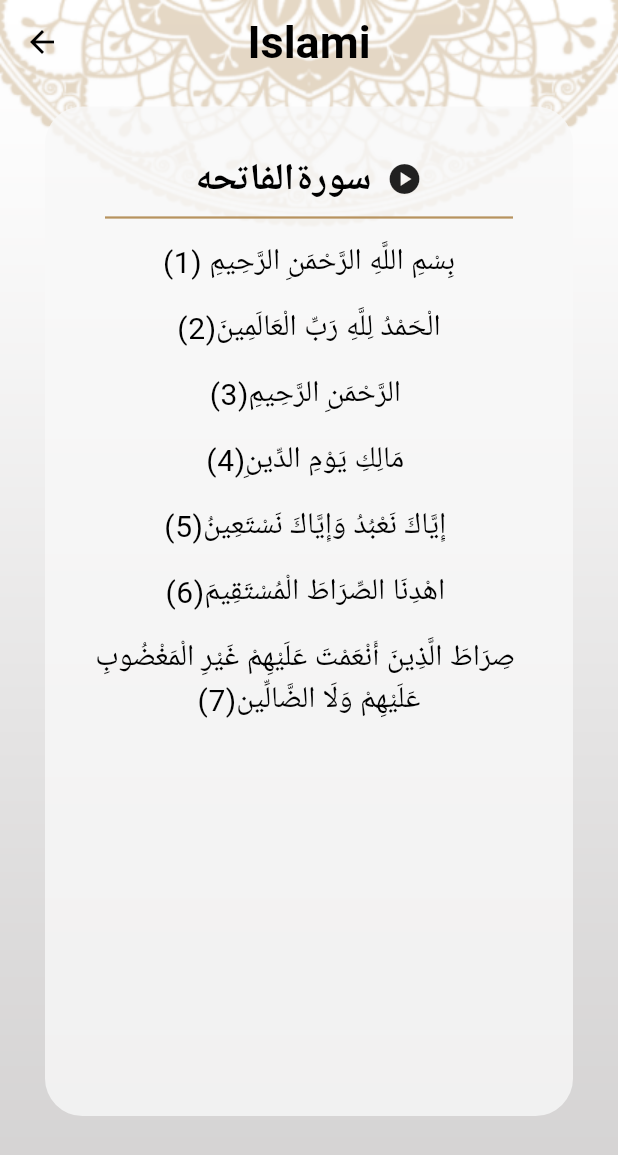
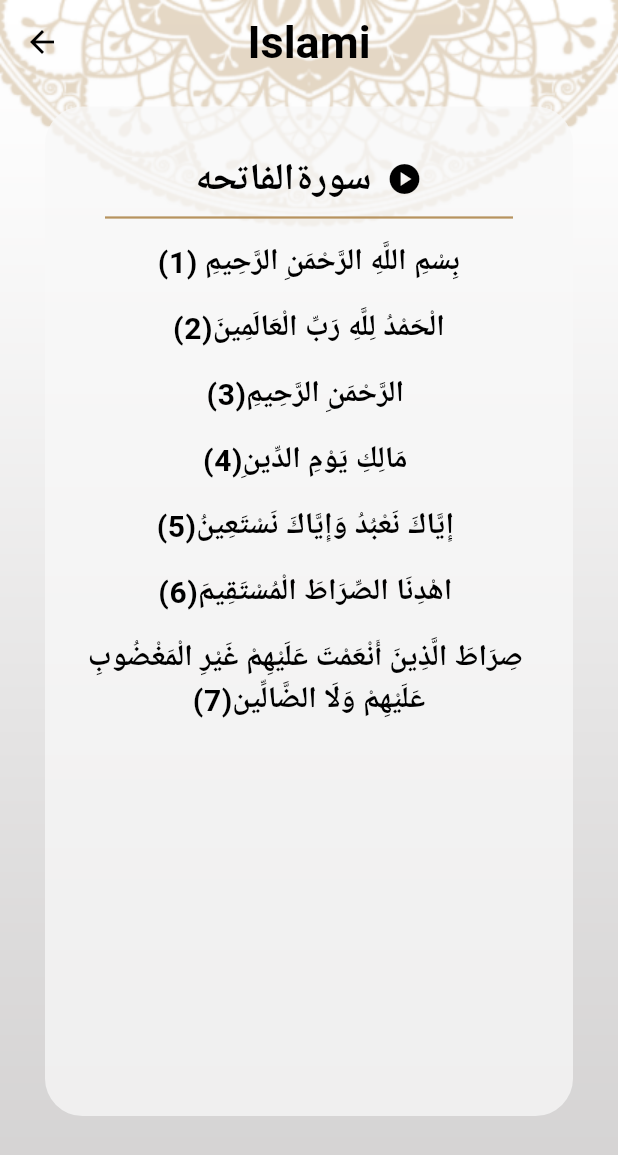
Before and after one commit to basmalahesham/islami_app, a Flutter app: the screen it shows after launch, after a tap on an icon or button, on a phone screen of 412 x 824 dp. Shown: the top 1155 px of the screen. Run offline on Flutter 3.47's test engine with Material 3 defaults, Android fonts, the phone set to English and light mode, and no system bars; our stand-ins replace assets_audio_player, audioplayers, shared_preferences; generated files the repository leaves out were written again; network calls fail.

Commit message:
finish ui and logic of sura_details_view.dart , suraName_widget.dart , verses_widget.dart and handle the theme and localization and access provider in it

```diff
--- a/lib/modules/quran/sura_details_view.dart
+++ b/lib/modules/quran/sura_details_view.dart
@@ -3,6 +3,10 @@ import 'package:flutter/services.dart';
 import 'package:islami_app/modules/quran/widgets/suraName_widget.dart';
 import 'package:islami_app/modules/quran/widgets/verses_widget.dart';
 import 'package:flutter_gen/gen_l10n/app_localizations.dart';
+import 'package:provider/provider.dart';
+
+import '../../provider/settings_provider.dart';
+
 class SuraDetailsView extends StatefulWidget {
   const SuraDetailsView({super.key});
 
@@ -18,22 +22,29 @@ class _SuraDetailsViewState extends State<SuraDetailsView> {
 
   @override
   Widget build(BuildContext context) {
+    var provider = Provider.of<SettingsProvider>(context);
     var theme = Theme.of(context);
     var args = ModalRoute.of(context)!.settings.arguments as SuraDetails;
     if (versContent.isEmpty) readFile(args.suraNumber);
     return Container(
-      decoration: const BoxDecoration(
+      decoration: BoxDecoration(
         image: DecorationImage(
-          image: AssetImage('assets/images/default_bg.png'),
+          image: AssetImage(
+            provider.getMainBackground(),
+          ),
           fit: BoxFit.fill,
         ),
       ),
       child: Scaffold(
         backgroundColor: Colors.transparent,
         appBar: AppBar(
-          title: Text(AppLocalizations.of(context)!.islami,),
+          title: Text(
+            AppLocalizations.of(context)!.islami,
+          ),
         ),
         body: Container(
+          width: MediaQuery.of(context).size.width,
+          height: MediaQuery.of(context).size.height,
           margin: const EdgeInsets.only(
             top: 15,
             bottom: 80,
@@ -43,10 +54,10 @@ class _SuraDetailsViewState extends State<SuraDetailsView> {
           padding: const EdgeInsets.only(
             top: 30,
           ),
-          width: MediaQuery.of(context).size.width,
-          height: MediaQuery.of(context).size.height,
           decoration: BoxDecoration(
-            color: const Color(0xFFF8F8F8).withOpacity(0.8),
+            color: provider.currentTheme != ThemeMode.dark
+                ? const Color(0xFFF8F8F8).withOpacity(0.75)
+                : const Color(0xFF141A2E).withOpacity(0.75),
             borderRadius: BorderRadius.circular(25),
           ),
           child: Column(
@@ -57,12 +68,21 @@ class _SuraDetailsViewState extends State<SuraDetailsView> {
                 children: [
                   Text(
                     'سورة${args.suraName}',
-                    style: theme.textTheme.bodyMedium,
+                    style: theme.textTheme.bodyMedium!.copyWith(
+                      color: provider.currentTheme != ThemeMode.dark
+                          ? Colors.black
+                          : theme.canvasColor,
+                    ),
                   ),
                   const SizedBox(
                     width: 10,
                   ),
-                  const Icon(Icons.play_circle),
+                  Icon(
+                    Icons.play_circle,
+                    color: provider.currentTheme != ThemeMode.dark
+                        ? Colors.black
+                        : theme.canvasColor,
+                  ),
                 ],
               ),
               Divider(
--- a/lib/modules/quran/widgets/suraName_widget.dart
+++ b/lib/modules/quran/widgets/suraName_widget.dart
@@ -11,7 +11,14 @@ class SuraNameWidget extends StatelessWidget {
     var theme = Theme.of(context);
     return GestureDetector(
       onTap: () {
-        Navigator.pushNamed(context, SuraDetailsView.routeName,arguments: SuraDetails(suraName, suraNumber),);
+        Navigator.pushNamed(
+          context,
+          SuraDetailsView.routeName,
+          arguments: SuraDetails(
+            suraName,
+            suraNumber,
+          ),
+        );
       },
       child: Row(
         mainAxisAlignment: MainAxisAlignment.spaceAround,
@@ -20,7 +27,9 @@ class SuraNameWidget extends StatelessWidget {
             child: Text(
               '${suraNumber + 1}',
               textAlign: TextAlign.center,
-              style: theme.textTheme.bodyMedium,
+              style: theme.textTheme.bodyMedium!.copyWith(
+                fontWeight: FontWeight.w500,
+              ),
             ),
           ),
           Container(
@@ -32,7 +41,9 @@ class SuraNameWidget extends StatelessWidget {
             child: Text(
               suraName,
               textAlign: TextAlign.center,
-              style: theme.textTheme.bodyMedium,
+              style: theme.textTheme.bodyMedium!.copyWith(
+                fontWeight: FontWeight.w500,
+              ),
             ),
           ),
         ],
@@ -40,7 +51,8 @@ class SuraNameWidget extends StatelessWidget {
     );
   }
 }
-class SuraDetails{
+
+class SuraDetails {
   String suraName;
   int suraNumber;
   SuraDetails(this.suraName, this.suraNumber);
--- a/lib/modules/quran/widgets/verses_widget.dart
+++ b/lib/modules/quran/widgets/verses_widget.dart
@@ -1,4 +1,7 @@
 import 'package:flutter/material.dart';
+import 'package:provider/provider.dart';
+
+import '../../../provider/settings_provider.dart';
 
 class VersesWidgets extends StatelessWidget {
   String content;
@@ -8,6 +11,7 @@ class VersesWidgets extends StatelessWidget {
 
   @override
   Widget build(BuildContext context) {
+    var provider = Provider.of<SettingsProvider>(context);
     var theme = Theme.of(context);
     Theme.of(context);
     return Container(
@@ -18,7 +22,12 @@ class VersesWidgets extends StatelessWidget {
       child: Text(
         '$content($index)',
         textDirection: TextDirection.rtl,
-        style: theme.textTheme.bodySmall,
+        style: theme.textTheme.bodySmall!.copyWith(
+          fontWeight: FontWeight.bold,
+          color: provider.currentTheme != ThemeMode.dark
+              ? Colors.black
+              : theme.canvasColor,
+        ),
         textAlign: TextAlign.center,
       ),
     );
```
